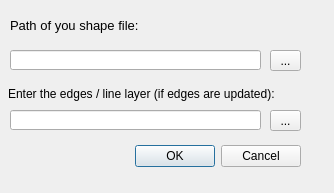
Before: the Qt Designer form minimum_spanning_tree_dialog_base.ui in banbar/Minimum_Spanning_Tree_QGIS, drawn with Qt 5.
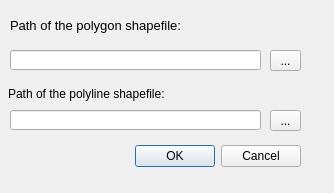
After: the same form once the commit is applied.

Patch:
```diff
--- a/minimum_spanning_tree_dialog_base.ui
+++ b/minimum_spanning_tree_dialog_base.ui
@@ -73,7 +73,7 @@
     <bool>false</bool>
    </property>
    <property name="text">
-    <string>Path of you shape file:</string>
+    <string>Path of the polygon shapefile:</string>
    </property>
   </widget>
   <widget class="QLabel" name="label_2">
@@ -91,7 +91,7 @@
     </font>
    </property>
    <property name="text">
-    <string>Enter the edges / line layer (if edges are updated):</string>
+    <string>Path of the polyline shapefile:</string>
    </property>
   </widget>
   <widget class="QToolButton" name="open_shp_files_2">
```
